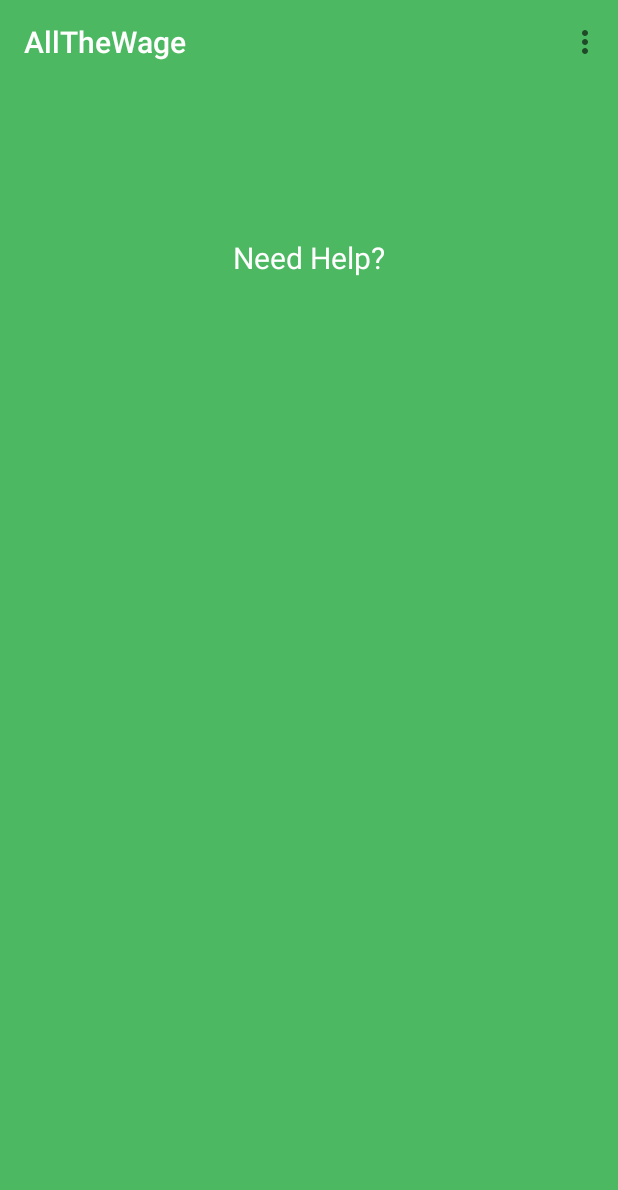
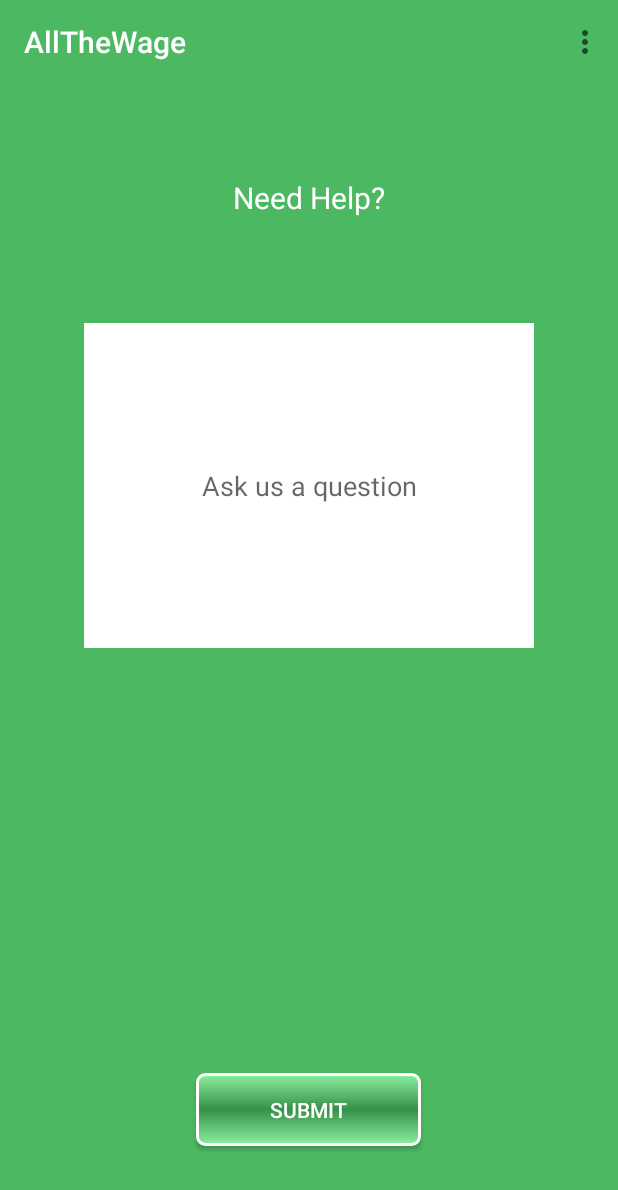
Before and after one commit to AllTheWage/AndroidAllTheWage, an Android app: the help screen opened directly, with no data from a screen before it, on a phone screen of 412 x 824 dp. Shown: the top 1190 px of the screen. Run offline under Robolectric (Android 15) with nearby library versions, the phone set to English and light mode, and no system bars.

Commit message:
Design Changes
Change the gradient of the custom button. Add image view to discussion board. Add multi-line edit text for the help screen.

```diff
--- a/AllTheWage/app/src/main/res/drawable/custom_button1.xml
+++ b/AllTheWage/app/src/main/res/drawable/custom_button1.xml
@@ -1,7 +1,7 @@
 <?xml version="1.0" encoding="utf-8"?>
 <shape xmlns:android="http://schemas.android.com/apk/res/android" android:shape="rectangle">
-    <gradient android:startColor="#4CB962" android:centerColor="#42a556"
-        android:endColor="#3d994f" android:angle="90"/>
+    <gradient android:startColor="#8bef9f" android:centerColor="#359148"
+        android:endColor="#8bef9f" android:angle="90"/>
     <corners android:radius="5dp"/>
     <stroke android:width="2dp" android:color="#ffffff"/>
     <padding android:left="15dp" android:top="15dp"
--- a/AllTheWage/app/src/main/res/layout/help.xml
+++ b/AllTheWage/app/src/main/res/layout/help.xml
@@ -21,14 +21,43 @@
         android:layout_height="match_parent">
 
         <TextView
+            android:id="@+id/textView3"
             android:layout_width="wrap_content"
             android:layout_height="wrap_content"
+            android:layout_alignParentTop="true"
+            android:layout_centerHorizontal="true"
+            android:layout_marginTop="62dp"
             android:text="Need Help?"
             android:textColor="#fff"
-            android:textSize="20sp"
-            android:layout_alignParentTop="true"
+            android:textSize="20sp" />
+
+        <Button
+            android:id="@+id/helpSubmitBtn"
+            android:layout_width="150dp"
+            android:layout_height="wrap_content"
+            android:layout_alignParentBottom="true"
             android:layout_centerHorizontal="true"
-            android:layout_marginTop="102dp" />
+            android:layout_marginBottom="60dp"
+            android:background="@drawable/custom_button1"
+            android:text="Submit"
+            android:textColor="#fff"/>
+
+        <EditText
+            android:id="@+id/editText4"
+            android:background="#fff"
+            android:layout_width="300dp"
+            android:layout_height="wrap_content"
+            android:layout_marginTop="70dp"
+            android:ems="10"
+            android:inputType="textMultiLine"
+            android:lines="10"
+            android:minLines="10"
+            android:gravity="center_horizontal|center"
+            android:maxLines="10"
+            android:hint="Ask us a question"
+            android:layout_below="@+id/textView3"
+            android:layout_centerHorizontal="true" />
+
 
 
     </RelativeLayout>
--- a/AllTheWage/build.gradle
+++ b/AllTheWage/build.gradle
@@ -2,10 +2,11 @@
 
 buildscript {
     repositories {
+        google()
         jcenter()
     }
     dependencies {
-        classpath 'com.android.tools.build:gradle:3.0.0'
+        classpath 'com.android.tools.build:gradle:2.3.3'
         classpath 'com.google.gms:google-services:3.1.0'
         // NOTE: Do not place your application dependencies here; they belong
         // in the individual module build.gradle files
```
Also changed, not shown: AllTheWage/app/src/main/res/layout/forum.xml (+11 -1 lines).
